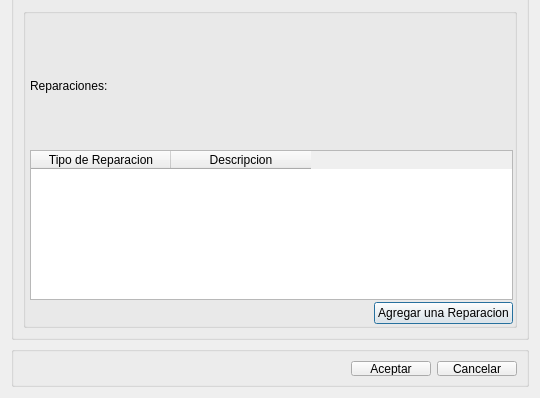
Above: src/ui/DialogRegistrarReparaciones.ui from guilleurrutia10/division-transporte before the change; both pictures show x 0 to 540 and y 172 to 570 of the 540 by 570 pixel window. Below: the same form after it.
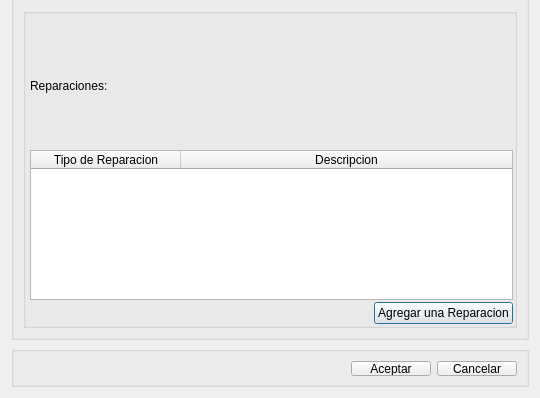
That is the form after the change.

```diff
--- a/src/ui/DialogRegistrarReparaciones.ui
+++ b/src/ui/DialogRegistrarReparaciones.ui
@@ -177,7 +177,10 @@
             </size>
            </property>
            <attribute name="horizontalHeaderDefaultSectionSize">
-            <number>140</number>
+            <number>150</number>
+           </attribute>
+           <attribute name="horizontalHeaderStretchLastSection">
+            <bool>true</bool>
            </attribute>
            <column>
             <property name="text">
```
Left out of the diff: 3 changed lines with no effect on the pictures.
